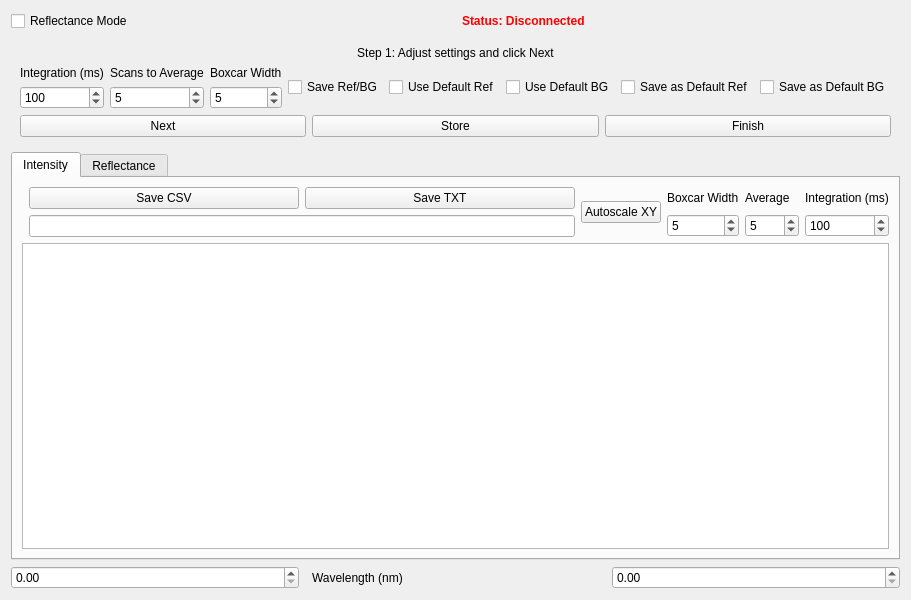
First picture: the form in spectrum.ui, repository MuHafidzh/ros2-spectro, before the edit.
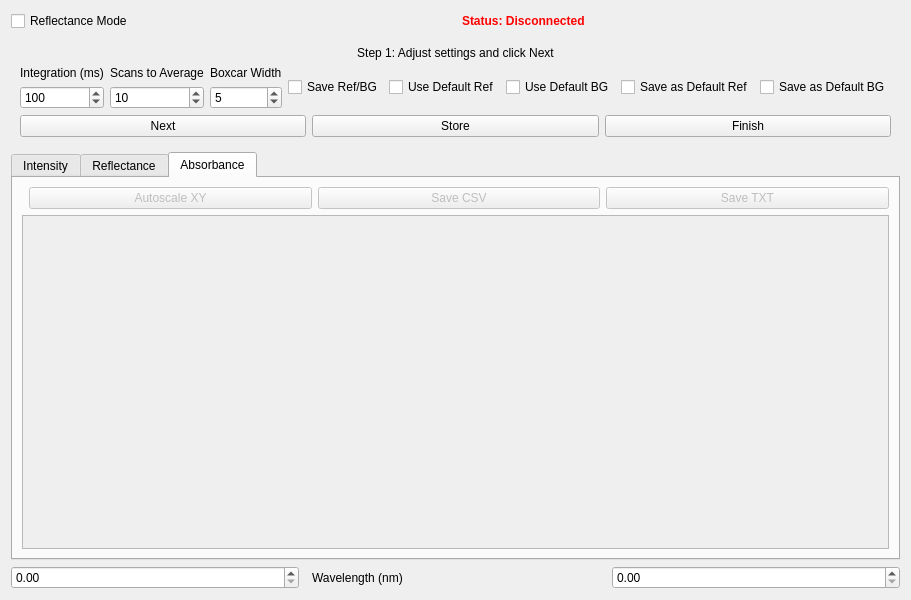
Second picture: the form after the edit. The open tabs and pages were chosen to show the change. Custom widgets are drawn as their Qt base class.

The edit to the form file:
```diff
--- a/spectrum.ui
+++ b/spectrum.ui
@@ -107,7 +107,7 @@
                <number>1000</number>
               </property>
               <property name="value">
-               <number>5</number>
+               <number>10</number>
               </property>
              </widget>
             </item>
@@ -307,7 +307,7 @@
                 <number>1000</number>
                </property>
                <property name="value">
-                <number>5</number>
+                <number>10</number>
                </property>
               </widget>
              </item>
@@ -390,6 +390,51 @@
          </item>
         </layout>
        </widget>
+       <widget class="QWidget" name="absorbance_tab">
+        <attribute name="title">
+         <string>Absorbance</string>
+        </attribute>
+        <property name="enabled">
+         <bool>false</bool>
+        </property>
+        <layout class="QVBoxLayout" name="absorbanceLayout">
+         <item>
+          <layout class="QHBoxLayout" name="absorbanceControls">
+           <item>
+            <spacer name="horizontalSpacer_abs">
+             <property name="orientation">
+              <enum>Qt::Horizontal</enum>
+             </property>
+            </spacer>
+           </item>
+           <item>
+            <widget class="QPushButton" name="autoXY_absorbance">
+             <property name="text">
+              <string>Autoscale XY</string>
+             </property>
+            </widget>
+           </item>
+           <item>
+            <widget class="QPushButton" name="save_absorbance_csv">
+             <property name="text">
+              <string>Save CSV</string>
+             </property>
+            </widget>
+           </item>
+           <item>
+            <widget class="QPushButton" name="save_absorbance_txt">
+             <property name="text">
+              <string>Save TXT</string>
+             </property>
+            </widget>
+           </item>
+          </layout>
+         </item>
+         <item>
+          <widget class="PlotWidget" name="plot_absorbance"/>
+         </item>
+        </layout>
+       </widget>
       </widget>
      </item>
      
```
